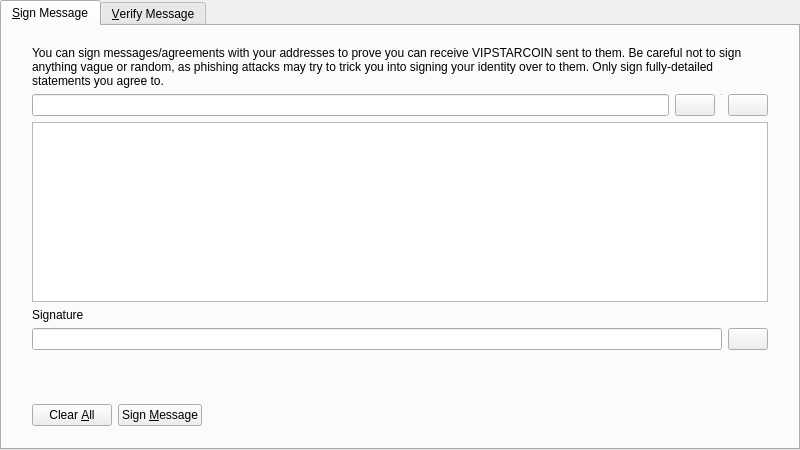
VIPSTARCOIN-MV/VIPSTARCOIN-MV, file src/qt/forms/signverifymessagedialog.ui: the form before one commit.
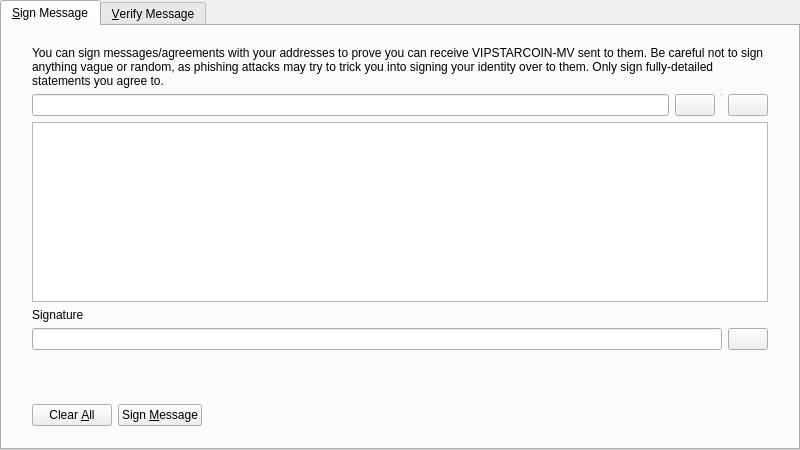
The form after the commit. Icons and pictures are not drawn. Custom widgets are drawn as their Qt base class.

Commit message: Convert VIPSTARCOIN-MV(rename)

What changed in the file:
```diff
--- a/src/qt/forms/signverifymessagedialog.ui
+++ b/src/qt/forms/signverifymessagedialog.ui
@@ -68,7 +68,7 @@
          <item>
           <widget class="QLabel" name="infoLabel_SM">
            <property name="text">
-            <string>You can sign messages/agreements with your addresses to prove you can receive VIPSTARCOIN sent to them. Be careful not to sign anything vague or random, as phishing attacks may try to trick you into signing your identity over to them. Only sign fully-detailed statements you agree to.</string>
+            <string>You can sign messages/agreements with your addresses to prove you can receive VIPSTARCOIN-MV sent to them. Be careful not to sign anything vague or random, as phishing attacks may try to trick you into signing your identity over to them. Only sign fully-detailed statements you agree to.</string>
            </property>
            <property name="textFormat">
             <enum>Qt::PlainText</enum>
```
Left out of the diff: 8 changed lines with no effect on the pictures. The commit also changes 63 other files.
